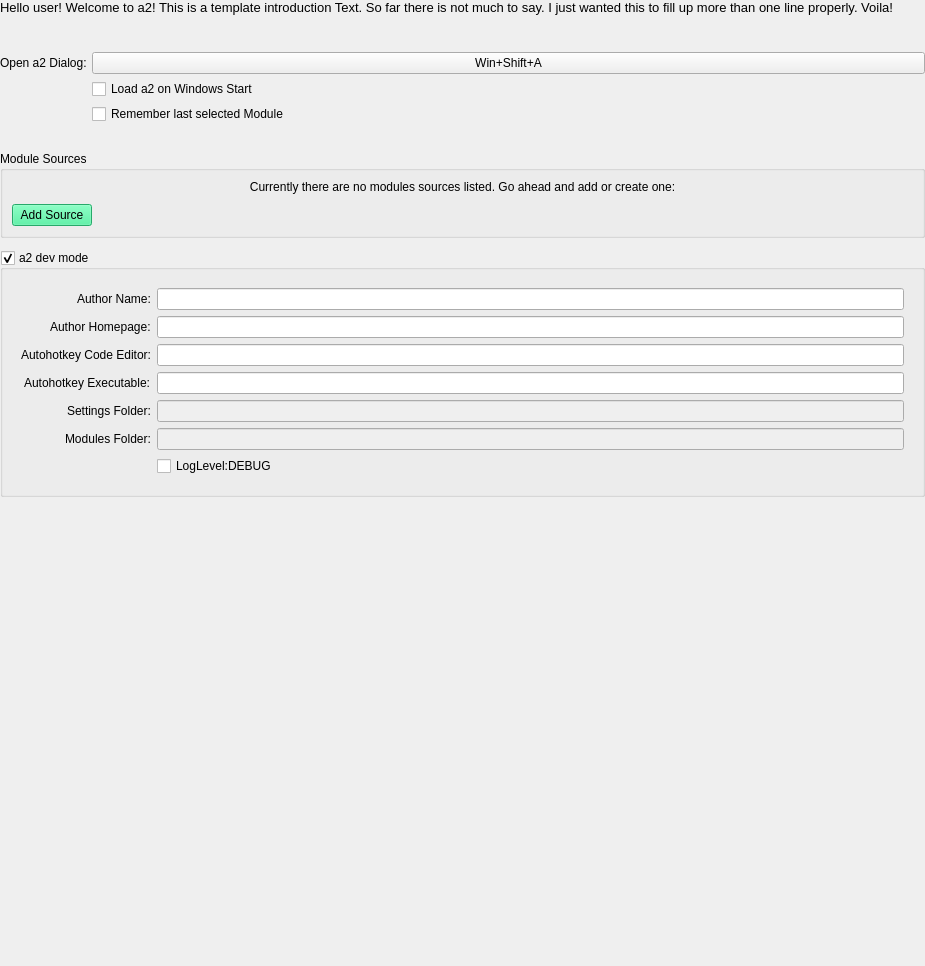
Before: the Qt Designer form ui/a2ctrl/a2settings.ui in ewerybody/a2, drawn with Qt 5.
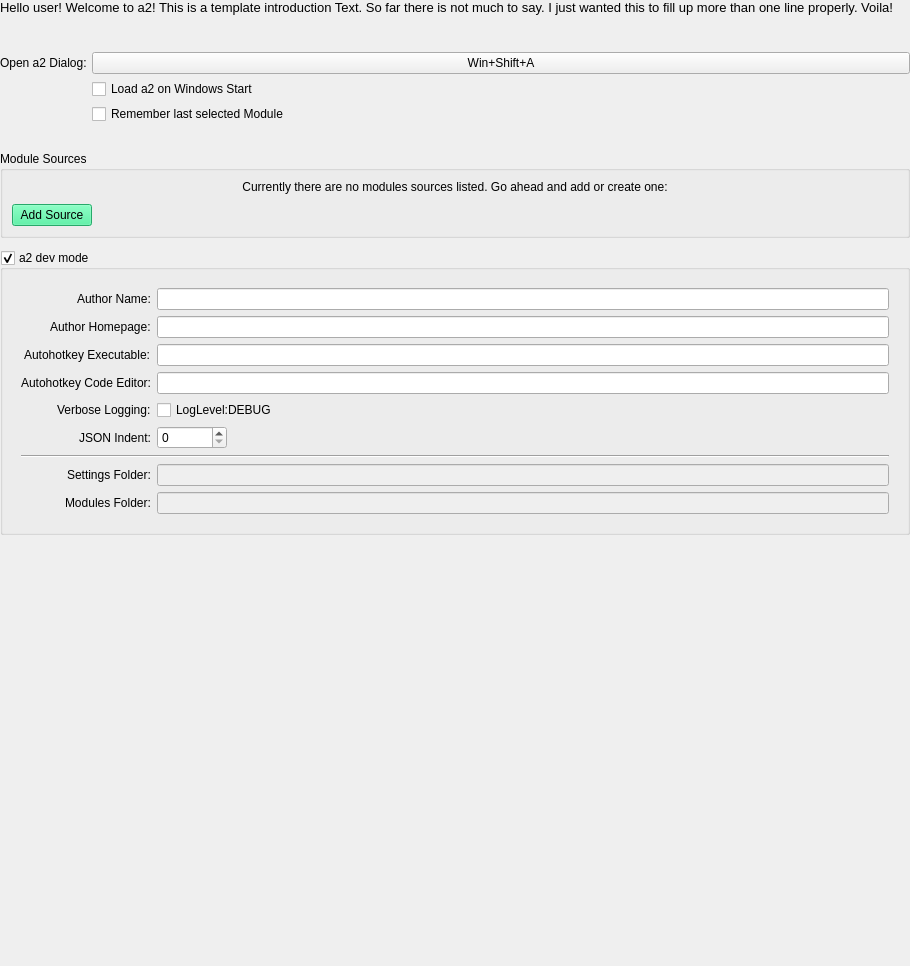
After: the same form once the commit is applied. Custom widgets are drawn as their Qt base class.

Diff of the .ui file:
```diff
--- a/ui/a2ctrl/a2settings.ui
+++ b/ui/a2ctrl/a2settings.ui
@@ -6,7 +6,7 @@
    <rect>
     <x>0</x>
     <y>0</y>
-    <width>925</width>
+    <width>910</width>
     <height>966</height>
    </rect>
   </property>
@@ -162,14 +162,14 @@
          <property name="labelAlignment">
           <set>Qt::AlignRight|Qt::AlignTrailing|Qt::AlignVCenter</set>
          </property>
-         <item row="4" column="0">
+         <item row="7" column="0">
           <widget class="QLabel" name="label_2">
            <property name="text">
             <string>Settings Folder:</string>
            </property>
           </widget>
          </item>
-         <item row="4" column="1">
+         <item row="7" column="1">
           <widget class="QLineEdit" name="settings_folder">
            <property name="enabled">
             <bool>false</bool>
@@ -196,44 +196,87 @@
          <item row="1" column="1">
           <widget class="QLineEdit" name="author_url"/>
          </item>
+         <item row="8" column="1">
+          <widget class="QLineEdit" name="module_folder">
+           <property name="enabled">
+            <bool>false</bool>
+           </property>
+          </widget>
+         </item>
+         <item row="8" column="0">
+          <widget class="QLabel" name="label_7">
+           <property name="text">
+            <string>Modules Folder:</string>
+           </property>
+          </widget>
+         </item>
          <item row="2" column="0">
-          <widget class="QLabel" name="label_5">
-           <property name="text">
-            <string>Autohotkey Code Editor:</string>
-           </property>
-          </widget>
-         </item>
-         <item row="2" column="1">
-          <widget class="PathField" name="code_editor"/>
-         </item>
-         <item row="3" column="0">
           <widget class="QLabel" name="label_8">
            <property name="text">
             <string>Autohotkey Executable:</string>
            </property>
           </widget>
          </item>
-         <item row="3" column="1">
+         <item row="2" column="1">
           <widget class="PathField" name="ahk_exe"/>
          </item>
-         <item row="6" column="1">
-          <widget class="QCheckBox" name="debug_checkbox">
+         <item row="3" column="1">
+          <widget class="PathField" name="code_editor"/>
+         </item>
+         <item row="3" column="0">
+          <widget class="QLabel" name="label_5">
+           <property name="text">
+            <string>Autohotkey Code Editor:</string>
+           </property>
+          </widget>
+         </item>
+         <item row="4" column="0">
+          <widget class="QLabel" name="label_10">
+           <property name="text">
+            <string>Verbose Logging:</string>
+           </property>
+          </widget>
+         </item>
+         <item row="4" column="1">
+          <widget class="QCheckBox" name="loglevel_debug">
            <property name="text">
             <string>LogLevel:DEBUG</string>
            </property>
           </widget>
          </item>
          <item row="5" column="1">
-          <widget class="QLineEdit" name="module_folder">
-           <property name="enabled">
-            <bool>false</bool>
+          <widget class="QSpinBox" name="spinBox">
+           <property name="maximumSize">
+            <size>
+             <width>70</width>
+             <height>16777215</height>
+            </size>
            </property>
           </widget>
          </item>
          <item row="5" column="0">
-          <widget class="QLabel" name="label_7">
+          <widget class="QLabel" name="label_9">
            <property name="text">
-            <string>Modules Folder:</string>
+            <string>JSON Indent:</string>
+           </property>
+          </widget>
+         </item>
+         <item row="6" column="0" colspan="2">
+          <widget class="Line" name="line">
+           <property name="sizePolicy">
+            <sizepolicy hsizetype="Minimum" vsizetype="Fixed">
+             <horstretch>0</horstretch>
+             <verstretch>0</verstretch>
+            </sizepolicy>
+           </property>
+           <property name="minimumSize">
+            <size>
+             <width>100</width>
+             <height>0</height>
+            </size>
+           </property>
+           <property name="orientation">
+            <enum>Qt::Horizontal</enum>
            </property>
           </widget>
          </item>
```
Left out of the diff: 4 changed lines with no effect on the pictures.
